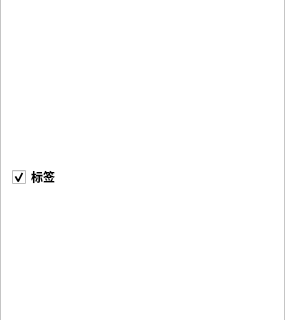
Old version of the form VoiceBankUtils/categoriesandlabelslistwidget.ui in the repository shine5402/VoicebankManager; both pictures show x 0 to 285 and y 108 to 428 of the 285 by 540 pixel window.
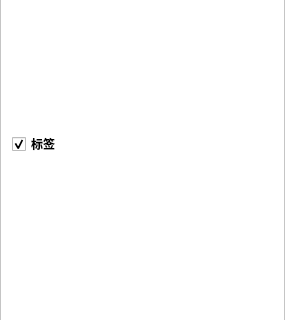
New version of the form. Custom widgets are drawn as their Qt base class.

Diff of the .ui file:
```diff
--- a/VoiceBankUtils/categoriesandlabelslistwidget.ui
+++ b/VoiceBankUtils/categoriesandlabelslistwidget.ui
@@ -87,7 +87,7 @@
 background-color:white
 }</string>
          </property>
-         <layout class="QVBoxLayout" name="verticalLayout" stretch="0,0,0,0">
+         <layout class="QVBoxLayout" name="verticalLayout" stretch="0,0,0,0,0">
           <property name="leftMargin">
            <number>0</number>
           </property>
@@ -133,6 +133,9 @@
             <property name="frameShape">
              <enum>QFrame::NoFrame</enum>
             </property>
+            <property name="verticalScrollBarPolicy">
+             <enum>Qt::ScrollBarAlwaysOff</enum>
+            </property>
             <property name="selectionMode">
              <enum>QAbstractItemView::ExtendedSelection</enum>
             </property>
@@ -171,6 +174,9 @@
             <property name="frameShape">
              <enum>QFrame::NoFrame</enum>
             </property>
+            <property name="verticalScrollBarPolicy">
+             <enum>Qt::ScrollBarAlwaysOff</enum>
+            </property>
             <property name="selectionMode">
              <enum>QAbstractItemView::ExtendedSelection</enum>
             </property>
@@ -179,6 +185,19 @@
             </property>
            </widget>
           </item>
+          <item>
+           <spacer name="verticalSpacer">
+            <property name="orientation">
+             <enum>Qt::Vertical</enum>
+            </property>
+            <property name="sizeHint" stdset="0">
+             <size>
+              <width>20</width>
+              <height>40</height>
+             </size>
+            </property>
+           </spacer>
+          </item>
          </layout>
         </widget>
        </widget>
@@ -188,6 +207,13 @@
    </item>
   </layout>
  </widget>
+ <customwidgets>
+  <customwidget>
+   <class>FitContentListView</class>
+   <extends>QListView</extends>
+   <header>CommonUtils/fitcontentlistview.h</header>
+  </customwidget>
+ </customwidgets>
  <resources/>
  <connections>
   <connection>
```
Left out of the diff: 4 changed lines with no effect on the pictures.
